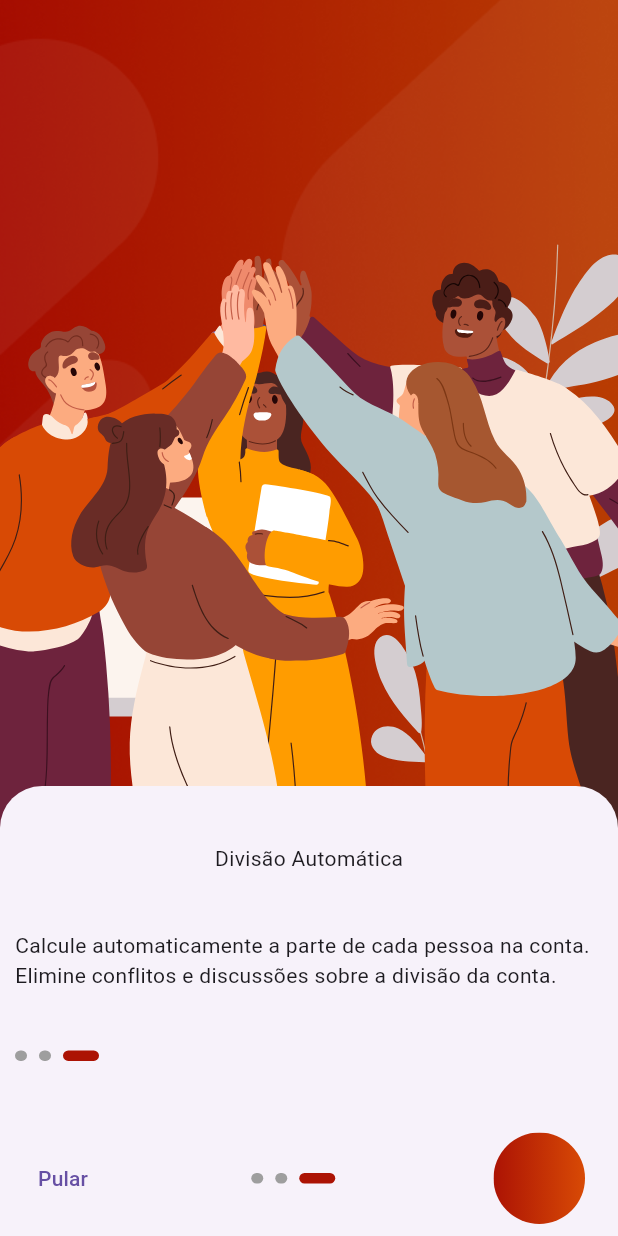
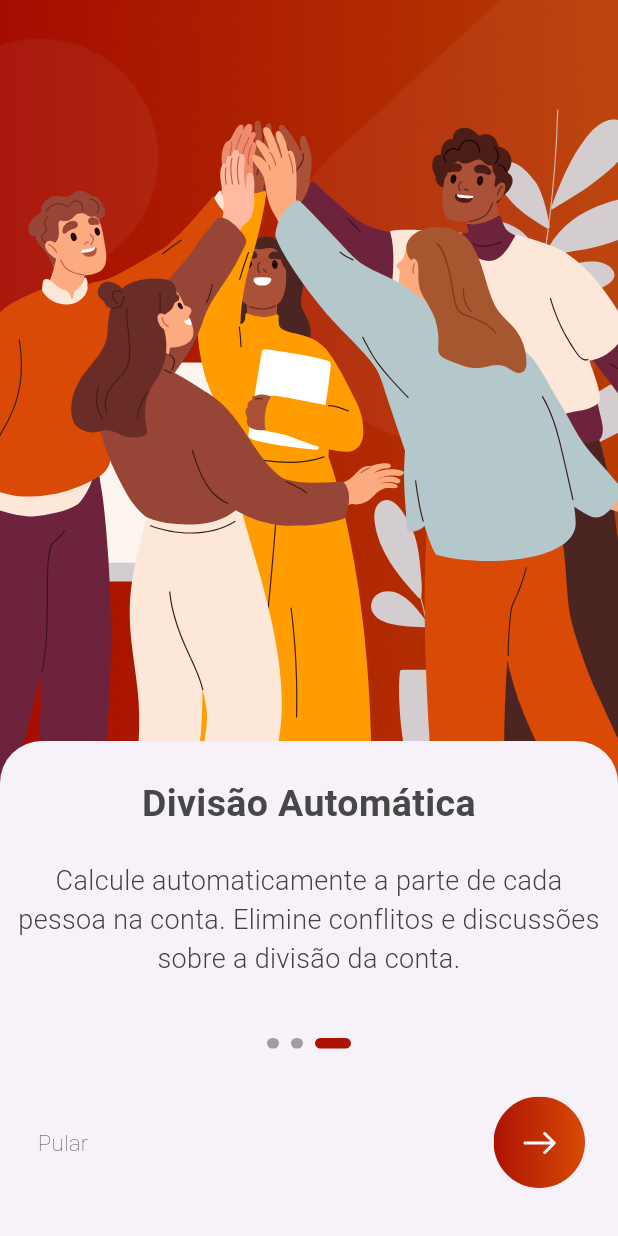
Before and after one commit to LucaOliveiraOP/rach_aqui, a Flutter app: the screen it shows after launch, after a tap on "Pular", on a phone screen of 412 x 824 dp. Run offline on Flutter 3.47's test engine with Material 3 defaults, Android fonts, the phone set to English and light mode, and no system bars; drawn by our look-alikes of smooth_page_indicator; our stand-ins replace flutter_svg; Roboto replaces fonts that are missing (Montserrat-Bold, Montserrat-SemiBold, Montserrat-Thin).

Commit message:
feat: onbordingscreen finish

```diff
--- a/lib/onboarding.dart
+++ b/lib/onboarding.dart
@@ -1,5 +1,6 @@
 import 'package:flutter/material.dart';
 import 'package:flutter_svg/svg.dart';
+import 'package:rach_aqui_project/theme.dart';
 import 'package:smooth_page_indicator/smooth_page_indicator.dart';
 
 class Onbording extends StatefulWidget {
@@ -15,7 +16,7 @@ class _OnbordingState extends State<Onbording> {
   bool isLastPage = false;
   String _titulo = 'Seja Bem vindo(a)!';
   String _texto =
-      'Com o RachAqui, divida a conta com os amigos sem estresse. Calcule facilemente o valor que cada um deve pagar.';
+      'Com o RachAqui, divida a conta com os amigos sem estresse. Calcule facilmente o valor que cada um deve pagar.';
 
   @override
   void initState() {
@@ -34,7 +35,6 @@ class _OnbordingState extends State<Onbording> {
   void _onPageChanged() {
     setState(() {
       _paginaAtual = _controller.page!;
-      isLastPage = _paginaAtual == _controller.viewportFraction - 1;
       atualizarTextoDoCampo();
       atualizarTextoDoTitulo();
     });
@@ -64,7 +64,7 @@ class _OnbordingState extends State<Onbording> {
     if (_paginaAtual == 0) {
       setState(() {
         _texto =
-            'Com o RachAqui, divida a conta com os amigos sem estresse. Calcule facilemente o valor que cada um deve pagar.';
+            'Com o RachAqui, divida a conta com os amigos sem estresse. Calcule facilmente o valor que cada um deve pagar.';
       });
     } else if (_paginaAtual == 1) {
       setState(() {
@@ -102,7 +102,7 @@ class _OnbordingState extends State<Onbording> {
                   ),
                   constraints: const BoxConstraints.expand(),
                   child: Padding(
-                      padding: const EdgeInsets.only(bottom: 100.0),
+                      padding: const EdgeInsets.only(bottom: 200.0),
                       child: SvgPicture.asset('assets/images/Group1.svg')),
                 )
               ],
@@ -116,7 +116,7 @@ class _OnbordingState extends State<Onbording> {
               ),
               constraints: const BoxConstraints.expand(),
               child: Padding(
-                  padding: const EdgeInsets.only(bottom: 20.0),
+                  padding: const EdgeInsets.only(bottom: 190.0),
                   child: SvgPicture.asset('assets/images/Group2.svg')),
             ),
             Container(
@@ -128,7 +128,7 @@ class _OnbordingState extends State<Onbording> {
               ),
               constraints: const BoxConstraints.expand(),
               child: Padding(
-                  padding: const EdgeInsets.only(bottom: 20.0),
+                  padding: const EdgeInsets.only(bottom: 200.0),
                   child: SvgPicture.asset('assets/images/Group3.svg')),
             )
           ],
@@ -136,7 +136,7 @@ class _OnbordingState extends State<Onbording> {
       ),
       bottomSheet: Container(
         padding: const EdgeInsets.symmetric(horizontal: 10),
-        height: 300,
+        height: 330,
         child: ClipRRect(
           borderRadius: BorderRadius.circular(20.0),
           child: Column(
@@ -145,50 +145,68 @@ class _OnbordingState extends State<Onbording> {
               const SizedBox(
                 width: 10,
               ),
-              Text(_titulo),
-              Text(_texto),
-              Row(
+              SizedBox(
+                height: 150,
+                width: 400,
+                child: Column(
                   children: [
+                    Text(
+                      _titulo,
+                      textAlign: TextAlign.center,
+                      style: const TextStyle(
+                        fontFamily: 'Montserrat-Bold',
+                        fontWeight: FontWeight.w700,
+                        fontSize: 25,
+                        color: CustomColors.seventhColor,
+                      ),
+                    ),
                     const SizedBox(
-                    height: 10,
+                      height: 20,
                     ),
-                  Center(
-                    child: SmoothPageIndicator(
+                    Text(
+                      _texto,
+                      textAlign: TextAlign.center,
+                      style: const TextStyle(
+                        fontFamily: 'Montserrat-SemiBold',
+                        fontWeight: FontWeight.w300,
+                        fontSize: 18,
+                        color: CustomColors.eighthColor,
+                      ),
+                    ),
+                  ],
+                ),
+              ),
+              SmoothPageIndicator(
                 controller: _controller,
                 count: 3,
                 effect: const ExpandingDotsEffect(
                     dotHeight: 7,
                     dotWidth: 8,
-                          activeDotColor: Color(0xFFAC1304)),
-                    ),
-                  ),
-                  const SizedBox(
-                    height: 10,
-                  ),
-                ],
+                    activeDotColor: CustomColors.sixthColor),
               ),
               Row(mainAxisAlignment: MainAxisAlignment.spaceBetween, children: [
                 TextButton(
                   onPressed: () => _controller.jumpToPage(2),
-                  child: const Text('Pular'),
+                  child: const Text(
+                    'Pular',
+                    style: TextStyle(
+                      fontFamily: 'Montserrat-Thin',
+                      fontWeight: FontWeight.w200,
+                      fontSize: 15,
+                      color: CustomColors.seventhColor,
                     ),
-                Center(
-                  child: SmoothPageIndicator(
-                    controller: _controller,
-                    count: 3,
-                    effect: const ExpandingDotsEffect(
-                        dotHeight: 7,
-                        dotWidth: 8,
-                        activeDotColor: Color(0xFFAC1304)),
                   ),
                 ),
                 TextButton(
                   onPressed: () => _controller.nextPage(
                       duration: const Duration(milliseconds: 400),
                       curve: Curves.easeInOut),
-                  child: SvgPicture.asset('assets/images/circuloseta3.svg'),
+                  child: SvgPicture.asset('assets/images/onbordingseta.svg'),
                 ),
               ]),
+              const SizedBox(
+                width: 20,
+              ),
             ],
           ),
         ),
```
Also changed, not shown: assets/images/circuloseta.png (deleted), assets/images/circuloseta2.png (deleted), assets/images/circuloseta3.svg (deleted), assets/images/onbordingseta.svg (added). Lines whose indentation alone changed are shown as unchanged.
